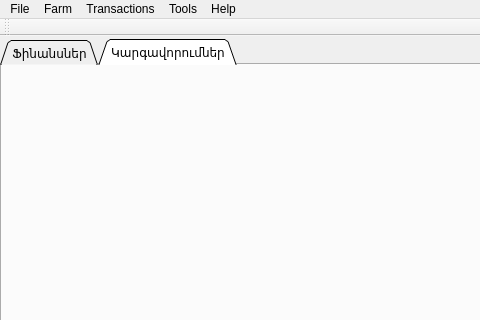
ADCompany/AD-Farm, file src/farmmanager.ui: the form before one commit; both pictures show x 0 to 480 and y 0 to 320 of the 894 by 637 pixel window.
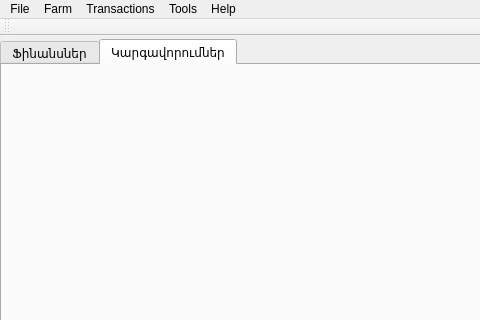
The form after the commit. The open tabs and pages were chosen to show the change. Icons and pictures are not drawn.

The edit to the form file:
```diff
--- a/src/farmmanager.ui
+++ b/src/farmmanager.ui
@@ -43,7 +43,7 @@
        <enum>QTabWidget::North</enum>
       </property>
       <property name="tabShape">
-       <enum>QTabWidget::Triangular</enum>
+       <enum>QTabWidget::Rounded</enum>
       </property>
       <property name="currentIndex">
        <number>0</number>
```
Left out of the diff: 2 changed lines with no effect on the pictures.
